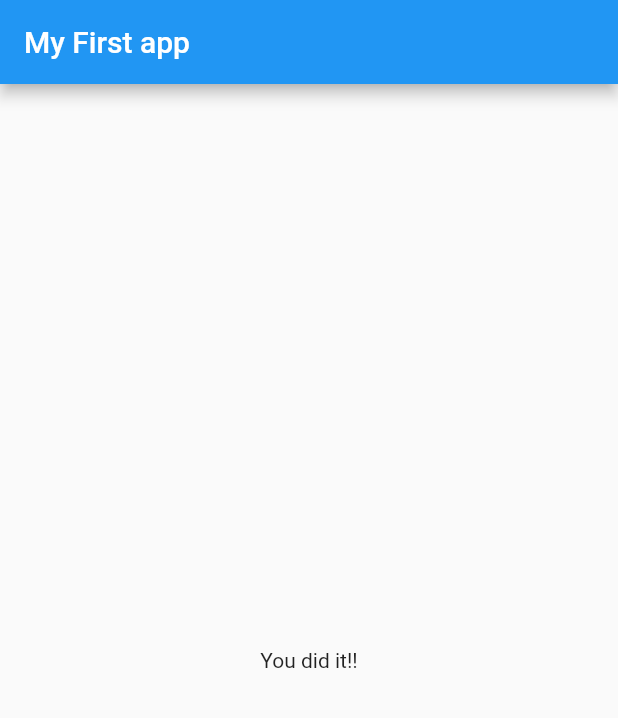
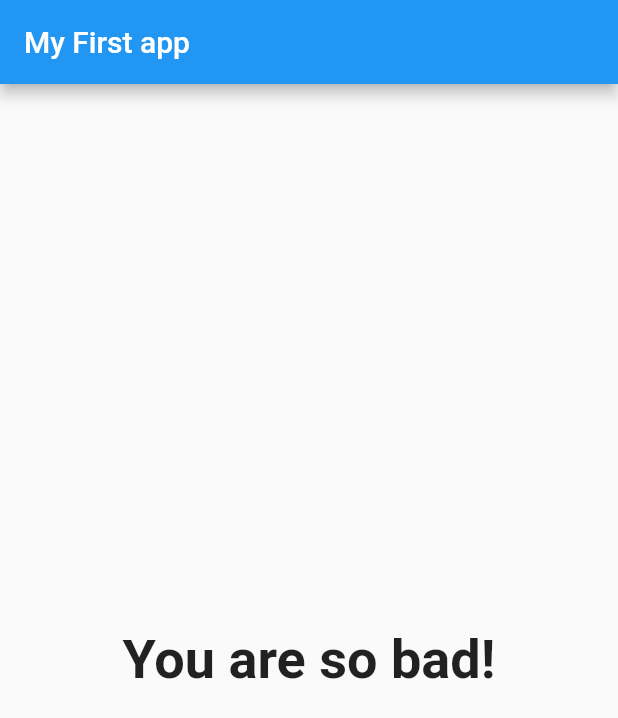
Before and after one commit to MrLuciferM/flutter_personalty_quiz_app, a Flutter app: the screen it shows after launch, after a tap on "Black", after a tap on "Elephant", after a tap on "Endgame", on a phone screen of 412 x 824 dp. Shown: the top 718 px of the screen. Run offline on Flutter 3.47's test engine with Material 2 defaults, Android fonts, the phone set to English and light mode, and no system bars.

Commit message:
added result score and result phrase

```diff
--- a/lib/main.dart
+++ b/lib/main.dart
@@ -1,7 +1,6 @@
 import './result.dart';
 import 'package:flutter/material.dart';
 import './quiz.dart';
-
 
 // void main() {
 //   runApp(MyFirstApp());
@@ -17,22 +16,39 @@ class MyFirstApp extends StatefulWidget {
 }
 
 class _MyFirstAppState extends State<MyFirstApp> {
-  var _questionIndex = 0;
   final _questions = const [
     {
       'questionText': 'What\'s your Favourite colour?',
-      'answers': ['Black', 'Red', 'Green', 'Blue'],
+      'answers': [
+        {'text': 'Black', 'score': 10},
+        {'text': 'Red', 'score': 5},
+        {'text': 'Green', 'score': 3},
+        {'text': 'White', 'score': 1},
+      ],
     },
     {
       'questionText': 'What\'s your Favourite animal?',
-      'answers': ['Lion', 'Elephant', 'Giraffe', 'Gorilla'],
+      'answers': [
+        {'text': 'Lion', 'score': 3},
+        {'text': 'Elephant', 'score': 11},
+        {'text': 'Giraffe', 'score': 5},
+        {'text': 'Gorilla', 'score': 1},
+      ],
     },
     {
       'questionText': 'What\'s your Favourite movie?',
-      'answers': ['Stuber', 'Split', 'Endgame', 'Intersteller'],
+      'answers': [
+        {'text': 'Stuber', 'score': 7},
+        {'text': 'Split', 'score': 6},
+        {'text': 'Endgame', 'score': 0},
+        {'text': 'Intersteller', 'score': 1},
+      ],
     },
   ];
-  void _answerQuestion() {
+  var _questionIndex = 0;
+  var _totalScore = 0;
+  void _answerQuestion(int score) {
+    _totalScore += score;
     setState(() {
       _questionIndex = _questionIndex + 1;
     });
@@ -49,13 +65,16 @@ class _MyFirstAppState extends State<MyFirstApp> {
     // implemented build
     return MaterialApp(
       home: Scaffold(
-        appBar: AppBar(
-          title: Text('My First app'),
-        ),
-        body: _questionIndex < _questions.length
-            ? Quiz(answerQuestion: _answerQuestion, questionIndex: _questionIndex, questions: _questions,)
-            : Result()
-      ),
+          appBar: AppBar(
+            title: Text('My First app'),
+          ),
+          body: _questionIndex < _questions.length
+              ? Quiz(
+                  answerQuestion: _answerQuestion,
+                  questionIndex: _questionIndex,
+                  questions: _questions,
+                )
+              : Result(_totalScore)),
     );
   }
 }
--- a/lib/quiz.dart
+++ b/lib/quiz.dart
@@ -18,8 +18,8 @@ class Quiz extends StatelessWidget {
     return Column(
       children: [
         Question(questions[questionIndex]['questionText']),
-        ...(questions[questionIndex]['answers'] as List<String>).map((answer) {
-          return Answer(answerQuestion, answer);
+        ...(questions[questionIndex]['answers'] as List<Map<String, Object>>).map((answer) {
+          return Answer(() => answerQuestion(answer['score']), answer['text']);
         }).toList()
       ],
     );
--- a/lib/result.dart
+++ b/lib/result.dart
@@ -1,10 +1,30 @@
 import 'package:flutter/material.dart';
 
 class Result extends StatelessWidget {
+  final int resultScore;
+  Result(this.resultScore);
+  String get resultPhrase {
+    String resultText;
+    if (resultScore <= 8) {
+      resultText = 'You are awesome and innocent';
+    } else if (resultScore <= 12) {
+      resultText = 'pretty likable!';
+    } else if (resultScore <= 16) {
+      resultText = 'You are....... Strange?!';
+    } else {
+      resultText = 'You are so bad!';
+    }
+    return resultText;
+  }
+
   @override
   Widget build(BuildContext context) {
     return Center(
-      child: Text('You did it!!'),
+      child: Text(
+        resultPhrase,
+        style: TextStyle(fontSize: 36, fontWeight: FontWeight.bold),
+        textAlign: TextAlign.center,
+      ),
     );
   }
 }
```
